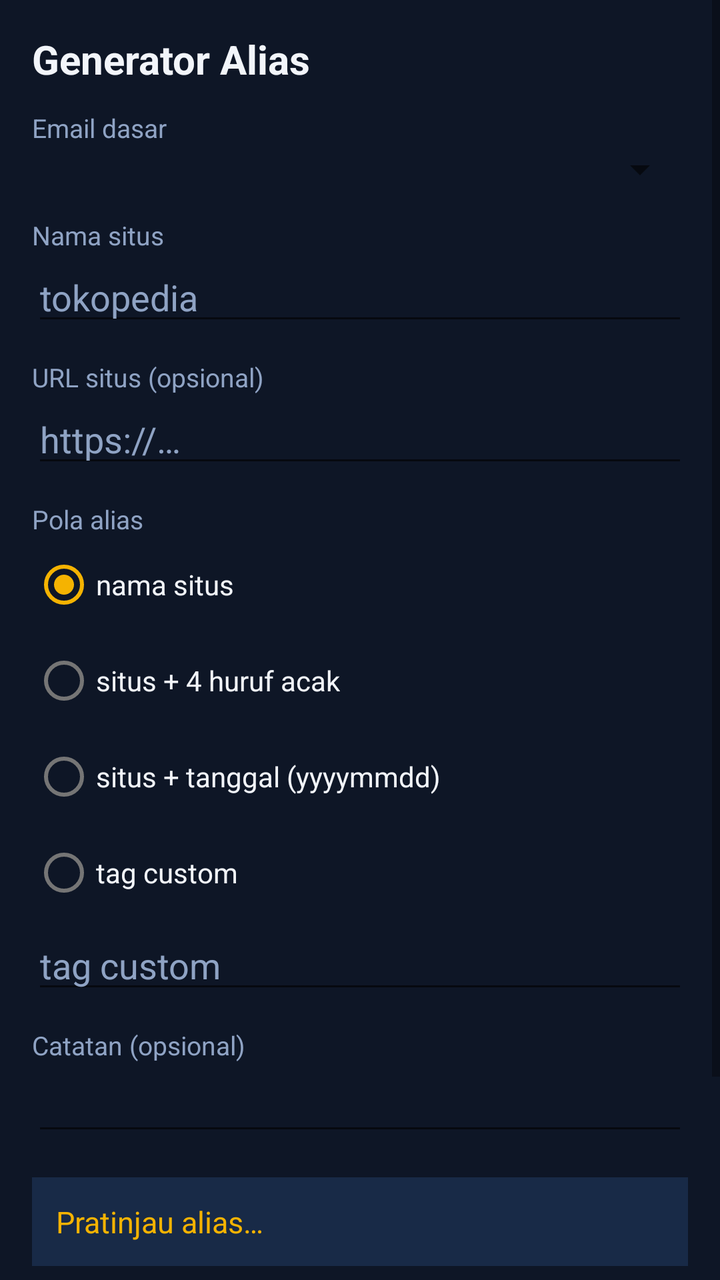
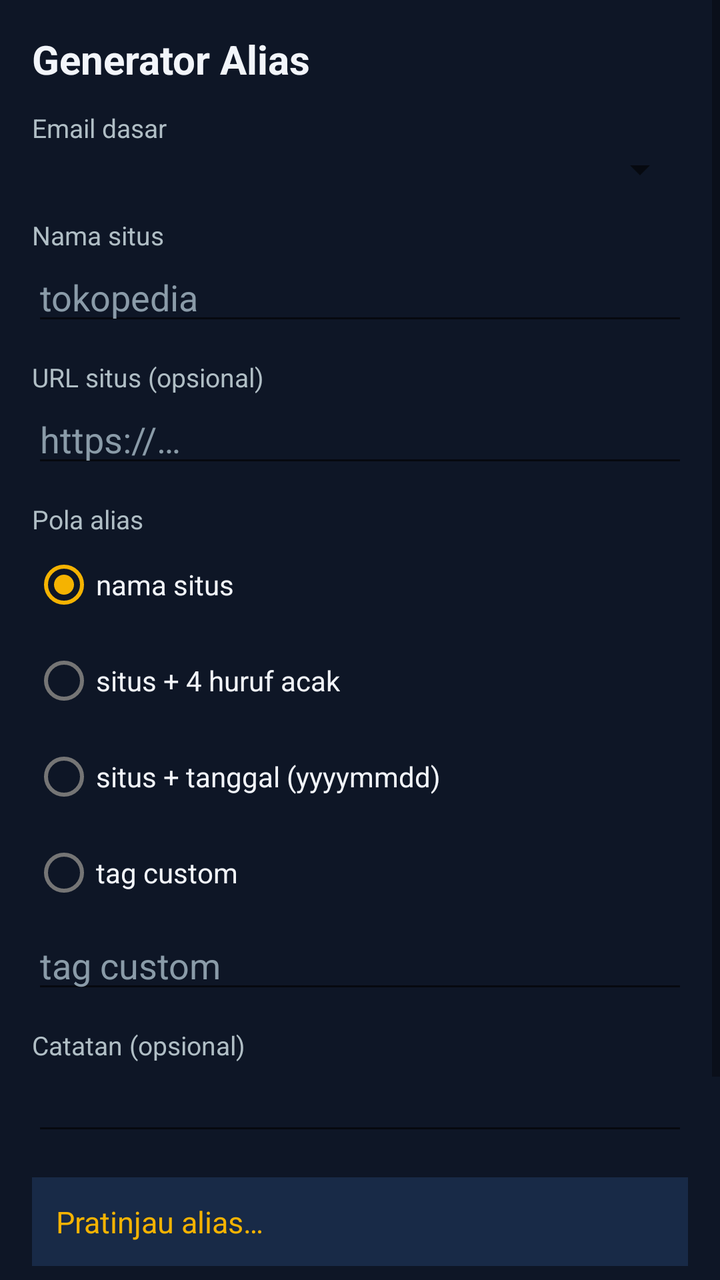

Screens rendered from an Android XML layout before and after an edit, with the pre-edit source and the edit as a unified diff.
<!-- AndroidManifest.xml: application theme Theme.CloneMail -->
<!-- res/layout/fragment_generator.xml -->
<?xml version="1.0" encoding="utf-8"?>
<ScrollView xmlns:android="http://schemas.android.com/apk/res/android"
    android:layout_width="match_parent"
    android:layout_height="match_parent"
    android:background="@color/cm_bg">

    <LinearLayout
        android:layout_width="match_parent"
        android:layout_height="wrap_content"
        android:orientation="vertical"
        android:padding="16dp">

        <TextView
            android:layout_width="wrap_content"
            android:layout_height="wrap_content"
            android:text="Generator Alias"
            android:textColor="@color/cm_text"
            android:textSize="20sp"
            android:textStyle="bold" />

        <TextView
            android:layout_width="wrap_content"
            android:layout_height="wrap_content"
            android:layout_marginTop="12dp"
            android:text="Email dasar"
            android:textColor="@color/cm_hint"
            android:textSize="13sp" />

        <Spinner
            android:id="@+id/spBase"
            android:layout_width="match_parent"
            android:layout_height="wrap_content" />

        <TextView
            android:layout_width="wrap_content"
            android:layout_height="wrap_content"
            android:layout_marginTop="12dp"
            android:text="Nama situs"
            android:textColor="@color/cm_hint"
            android:textSize="13sp" />

        <EditText
            android:id="@+id/etSite"
            android:layout_width="match_parent"
            android:layout_height="wrap_content"
            android:hint="tokopedia"
            android:textColor="@color/cm_text"
            android:textColorHint="@color/cm_hint" />

        <TextView
            android:layout_width="wrap_content"
            android:layout_height="wrap_content"
            android:layout_marginTop="12dp"
            android:text="URL situs (opsional)"
            android:textColor="@color/cm_hint"
            android:textSize="13sp" />

        <EditText
            android:id="@+id/etSiteUrl"
            android:layout_width="match_parent"
            android:layout_height="wrap_content"
            android:hint="https://…"
            android:inputType="textUri"
            android:textColor="@color/cm_text"
            android:textColorHint="@color/cm_hint" />

        <TextView
            android:layout_width="wrap_content"
            android:layout_height="wrap_content"
            android:layout_marginTop="12dp"
            android:text="Pola alias"
            android:textColor="@color/cm_hint"
            android:textSize="13sp" />

        <RadioGroup
            android:id="@+id/rgPattern"
            android:layout_width="match_parent"
            android:layout_height="wrap_content">

            <RadioButton android:id="@+id/rbSite" android:layout_width="wrap_content" android:layout_height="wrap_content"
                android:text="nama situs" android:textColor="@color/cm_text" android:checked="true" />
            <RadioButton android:id="@+id/rbRandom" android:layout_width="wrap_content" android:layout_height="wrap_content"
                android:text="situs + 4 huruf acak" android:textColor="@color/cm_text" />
            <RadioButton android:id="@+id/rbDate" android:layout_width="wrap_content" android:layout_height="wrap_content"
                android:text="situs + tanggal (yyyymmdd)" android:textColor="@color/cm_text" />
            <RadioButton android:id="@+id/rbCustom" android:layout_width="wrap_content" android:layout_height="wrap_content"
                android:text="tag custom" android:textColor="@color/cm_text" />
        </RadioGroup>

        <EditText
            android:id="@+id/etCustomTag"
            android:layout_width="match_parent"
            android:layout_height="wrap_content"
            android:hint="tag custom"
            android:textColor="@color/cm_text"
            android:textColorHint="@color/cm_hint" />

        <TextView
            android:layout_width="wrap_content"
            android:layout_height="wrap_content"
            android:layout_marginTop="12dp"
            android:text="Catatan (opsional)"
            android:textColor="@color/cm_hint"
            android:textSize="13sp" />

        <EditText
            android:id="@+id/etNotes"
            android:layout_width="match_parent"
            android:layout_height="wrap_content"
            android:textColor="@color/cm_text"
            android:textColorHint="@color/cm_hint" />

        <TextView
            android:id="@+id/tvPreview"
            android:layout_width="match_parent"
            android:layout_height="wrap_content"
            android:layout_marginTop="16dp"
            android:padding="12dp"
            android:background="@color/cm_card"
            android:text="Pratinjau alias…"
            android:textColor="@color/cm_accent"
            android:textSize="15sp" />

        <Button
            android:id="@+id/btnGenerate"
            android:layout_width="match_parent"
            android:layout_height="wrap_content"
            android:layout_marginTop="8dp"
            android:text="Pratinjau" />

        <Button
            android:id="@+id/btnSave"
            android:layout_width="match_parent"
            android:layout_height="wrap_content"
            android:layout_marginTop="8dp"
            android:text="Simpan ke Bank" />
    </LinearLayout>
</ScrollView>
<!-- resources referenced by this layout -->
<resources>
  <color name="cm_accent">#F5B301</color>
  <color name="cm_bg">#0E1626</color>
  <color name="cm_card">#182A47</color>
  <color name="cm_hint">#8FA3C4</color>
  <color name="cm_text">#F2F5FA</color>
  <style name="Theme.CloneMail" parent="Theme.MaterialComponents.DayNight.NoActionBar">
          <item name="colorPrimary">@color/cm_primary</item>
          <item name="colorPrimaryDark">@color/cm_primary_dark</item>
          <item name="colorAccent">@color/cm_accent</item>
          <item name="android:windowBackground">@color/cm_bg</item>
      </style>
  <color name="cm_primary">#1B3A6B</color>
  <color name="cm_primary_dark">#12294D</color>
</resources>

<!-- the commit's change to res/layout/fragment_generator.xml (unified diff, before → after) -->
@@ -23,7 +23,7 @@
             android:layout_height="wrap_content"
             android:layout_marginTop="12dp"
             android:text="Email dasar"
-            android:textColor="@color/cm_hint"
+            android:textColor="@color/cm_text_secondary"
             android:textSize="13sp" />
 
         <Spinner
@@ -36,7 +36,7 @@
             android:layout_height="wrap_content"
             android:layout_marginTop="12dp"
             android:text="Nama situs"
-            android:textColor="@color/cm_hint"
+            android:textColor="@color/cm_text_secondary"
             android:textSize="13sp" />
 
         <EditText
@@ -52,7 +52,7 @@
             android:layout_height="wrap_content"
             android:layout_marginTop="12dp"
             android:text="URL situs (opsional)"
-            android:textColor="@color/cm_hint"
+            android:textColor="@color/cm_text_secondary"
             android:textSize="13sp" />
 
         <EditText
@@ -69,7 +69,7 @@
             android:layout_height="wrap_content"
             android:layout_marginTop="12dp"
             android:text="Pola alias"
-            android:textColor="@color/cm_hint"
+            android:textColor="@color/cm_text_secondary"
             android:textSize="13sp" />
 
         <RadioGroup
@@ -100,7 +100,7 @@
             android:layout_height="wrap_content"
             android:layout_marginTop="12dp"
             android:text="Catatan (opsional)"
-            android:textColor="@color/cm_hint"
+            android:textColor="@color/cm_text_secondary"
             android:textSize="13sp" />
 
         <EditText
<!-- resource entries referenced after the edit -->
@@ -3,8 +3,9 @@
   <color name="cm_accent">#F5B301</color>
   <color name="cm_bg">#0E1626</color>
   <color name="cm_card">#182A47</color>
-  <color name="cm_hint">#8FA3C4</color>
+  <color name="cm_hint">#8A9BA8</color>
   <color name="cm_text">#F2F5FA</color>
+  <color name="cm_text_secondary">#B0BEC5</color>
   <style name="Theme.CloneMail" parent="Theme.MaterialComponents.DayNight.NoActionBar">
           <item name="colorPrimary">@color/cm_primary</item>
           <item name="colorPrimaryDark">@color/cm_primary_dark</item>
